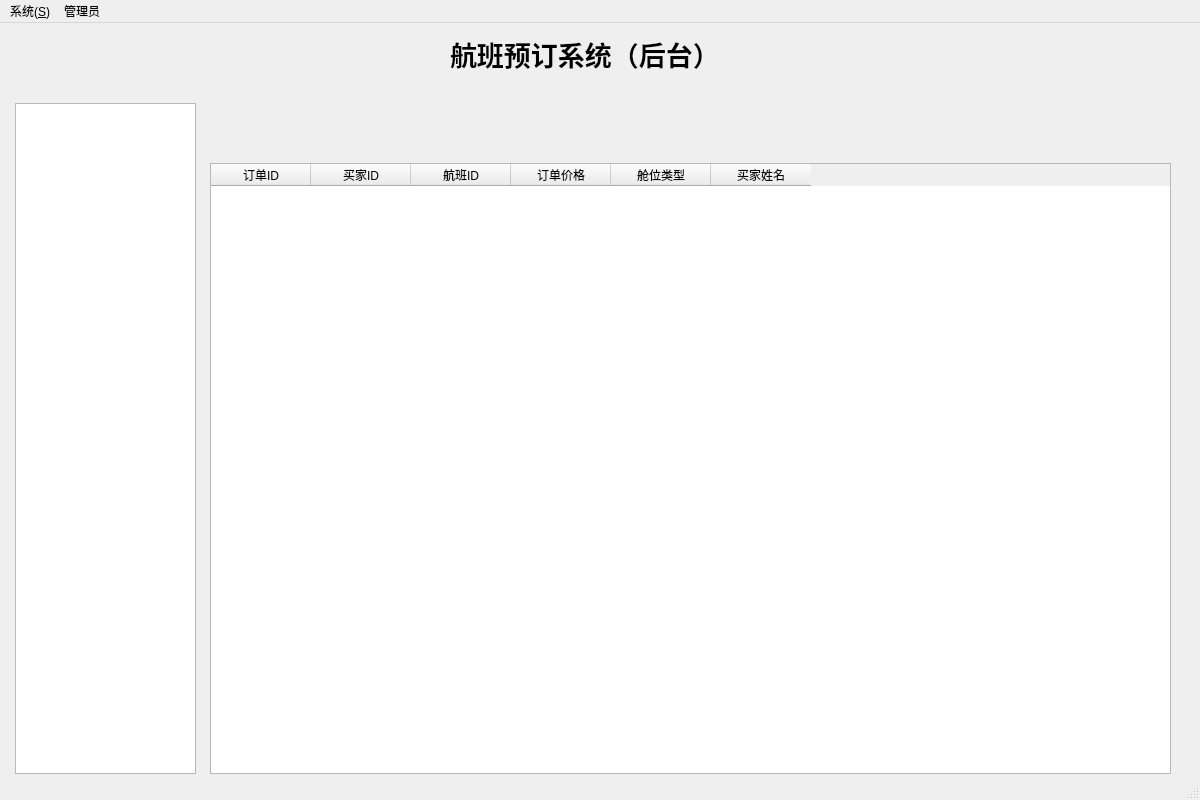
First picture: the form in frm_admin.ui, repository zhongjf25/Airline-Reservation-System, before the edit.
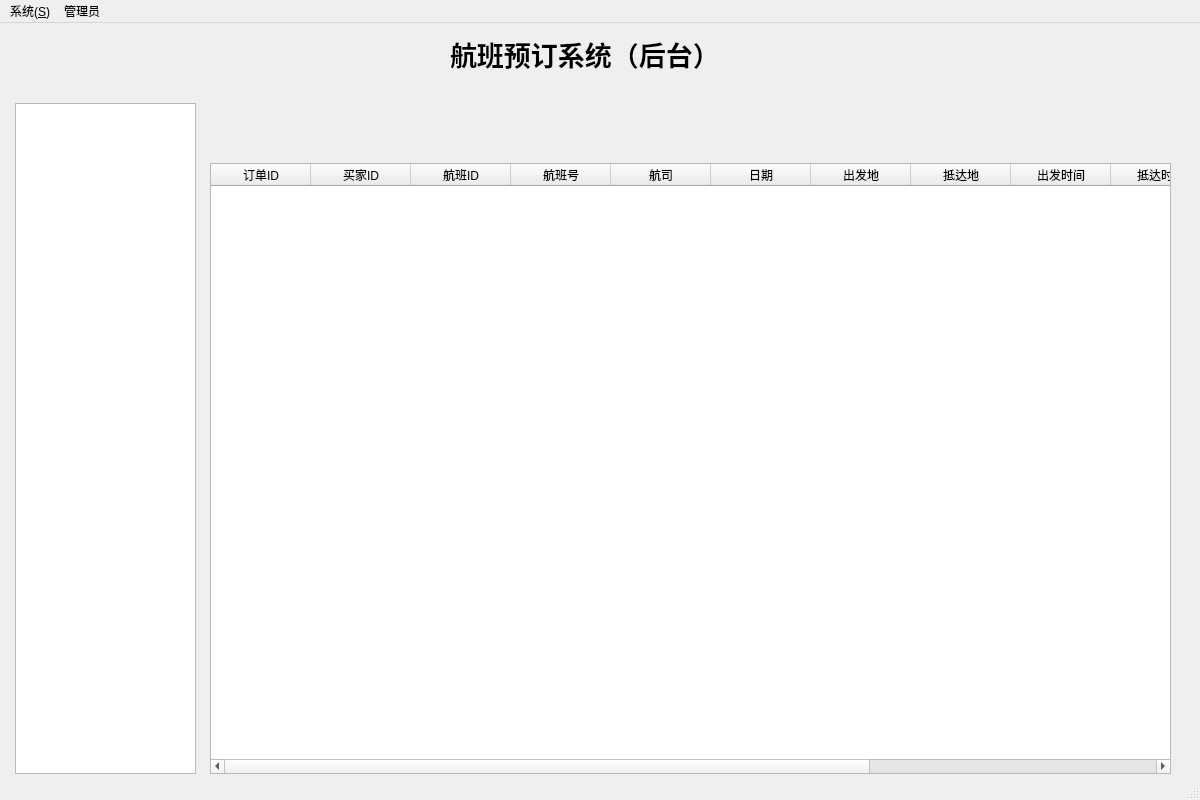
Second picture: the form after the edit.

Diff of the .ui file:
```diff
--- a/frm_admin.ui
+++ b/frm_admin.ui
@@ -262,6 +262,41 @@
         <string>航班ID</string>
        </property>
       </column>
+      <column>
+       <property name="text">
+        <string>航班号</string>
+       </property>
+      </column>
+      <column>
+       <property name="text">
+        <string>航司</string>
+       </property>
+      </column>
+      <column>
+       <property name="text">
+        <string>日期</string>
+       </property>
+      </column>
+      <column>
+       <property name="text">
+        <string>出发地</string>
+       </property>
+      </column>
+      <column>
+       <property name="text">
+        <string>抵达地</string>
+       </property>
+      </column>
+      <column>
+       <property name="text">
+        <string>出发时间</string>
+       </property>
+      </column>
+      <column>
+       <property name="text">
+        <string>抵达时间</string>
+       </property>
+      </column>
       <column>
        <property name="text">
         <string>订单价格</string>
```
